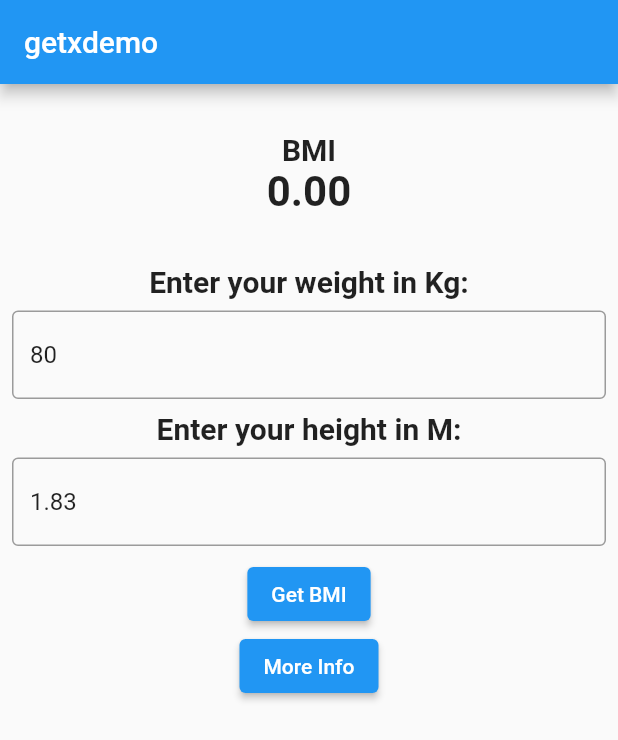
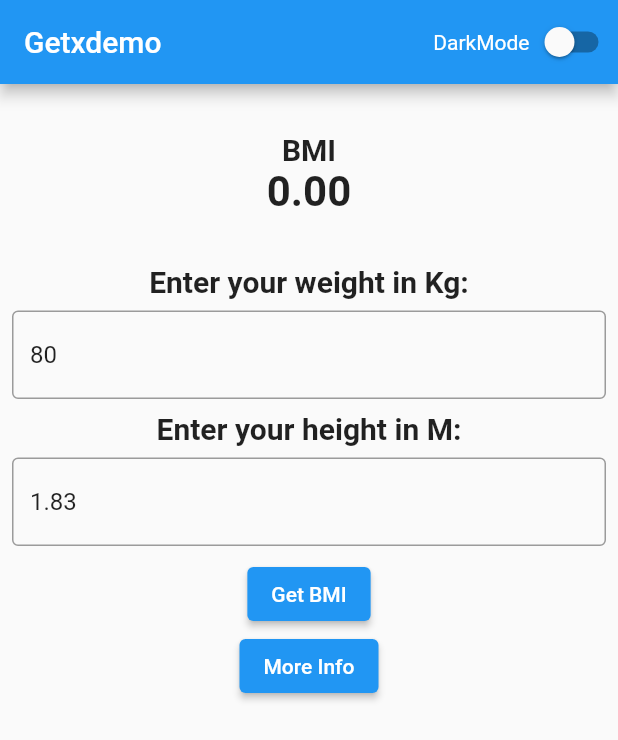
Before and after one commit to amitmishra7/getXDemo, a Flutter app: the screen it shows after launch, on a phone screen of 412 x 824 dp. Shown: the top 740 px of the screen. Run offline on Flutter 3.47's test engine with Material 2 defaults, Android fonts, the phone set to English and light mode, and no system bars; our stand-ins replace get.

Commit message:
Added Nightmode

```diff
--- a/lib/Controller/bmi_controller.dart
+++ b/lib/Controller/bmi_controller.dart
@@ -5,6 +5,7 @@ import 'package:get/get_state_manager/get_state_manager.dart';
 
 class BMIController extends GetxController {
   RxDouble bmiValue = 0.0.obs;
+  RxBool switchValue = false.obs;
   late TextEditingController weightTextController;
   late TextEditingController heightTextController;
 
--- a/lib/Controller/result_controller.dart
+++ b/lib/Controller/result_controller.dart
@@ -1,7 +1,6 @@
 import 'package:get/get.dart';
 import 'package:get/get_state_manager/get_state_manager.dart';
 
-import 'bmi_controller.dart';
 
 class ResultController extends GetxController {
 
--- a/lib/UI/home_page.dart
+++ b/lib/UI/home_page.dart
@@ -9,7 +9,31 @@ class HomePage extends StatelessWidget {
     final BMIController bmiController = Get.put(BMIController());
 
     return Scaffold(
-      appBar: AppBar(title: Text('getxdemo')),
+      appBar: AppBar(
+        title: const Text('Getxdemo'),
+        actions: [
+          const Align(
+            child: Text('DarkMode'),
+            alignment: Alignment.center,
+          ),
+          Obx(
+            () => Switch(
+              value: bmiController.switchValue.value,
+              onChanged: (value) {
+                if (value) {
+                  Get.changeTheme(
+                      ThemeData.from(colorScheme: const ColorScheme.dark()));
+                } else {
+                  Get.changeTheme(ThemeData.light());
+                  // Get.changeTheme(
+                  //     ThemeData.from(colorScheme: const ColorScheme.light()));
+                }
+                bmiController.switchValue.value = value;
+              },
+            ),
+          )
+        ],
+      ),
       body: SingleChildScrollView(
         child: Column(
           children: [
@@ -37,8 +61,7 @@ class HomePage extends StatelessWidget {
 
   ElevatedButton _getBMIButton(BMIController bmiController) {
     return ElevatedButton(
-              onPressed: () => bmiController.getBMI(),
-              child: const Text('Get BMI'));
+        onPressed: () => bmiController.getBMI(), child: const Text('Get BMI'));
   }
 
   Padding _heightInput(BMIController bmiController) {
@@ -47,8 +70,8 @@ class HomePage extends StatelessWidget {
       child: TextField(
         controller: bmiController.heightTextController,
         decoration: const InputDecoration(
-                  border: OutlineInputBorder(
-                      borderSide: BorderSide(color: Colors.blue))),
+            border:
+                OutlineInputBorder(borderSide: BorderSide(color: Colors.blue))),
       ),
     );
   }
@@ -66,8 +89,8 @@ class HomePage extends StatelessWidget {
       child: TextField(
         controller: bmiController.weightTextController,
         decoration: const InputDecoration(
-                  border: OutlineInputBorder(
-                      borderSide: BorderSide(color: Colors.blue))),
+            border:
+                OutlineInputBorder(borderSide: BorderSide(color: Colors.blue))),
       ),
     );
   }
@@ -81,8 +104,7 @@ class HomePage extends StatelessWidget {
 
   Obx _bmiValue(BMIController bmiController) {
     return Obx(() => Text(bmiController.bmiValue.value.toStringAsFixed(2),
-              style: const TextStyle(
-                  fontWeight: FontWeight.bold, fontSize: 28)));
+        style: const TextStyle(fontWeight: FontWeight.bold, fontSize: 28)));
   }
 
   Text _bmiText() {
--- a/lib/main.dart
+++ b/lib/main.dart
@@ -2,7 +2,6 @@ import 'package:flutter/material.dart';
 import 'package:get/get.dart';
 import 'package:getxdemo/UI/home_page.dart';
 import 'package:getxdemo/UI/result_page.dart';
-
 
 void main() {
   runApp(MyApp());
@@ -13,6 +12,7 @@ class MyApp extends StatelessWidget {
   Widget build(BuildContext context) {
     return GetMaterialApp(
       home: HomePage(),
+      debugShowCheckedModeBanner: false,
       getPages: [
         GetPage(name: '/', page: () => HomePage()),
         GetPage(name: '/result', page: () => ResultPage()),
```
Also changed, not shown: lib/Models/bmi_json.dart (renamed from lib/Utils/bmi_json.dart), lib/Models/weight_info_json.dart (renamed from lib/Utils/weight_info_json.dart). Lines whose indentation alone changed are shown as unchanged.
